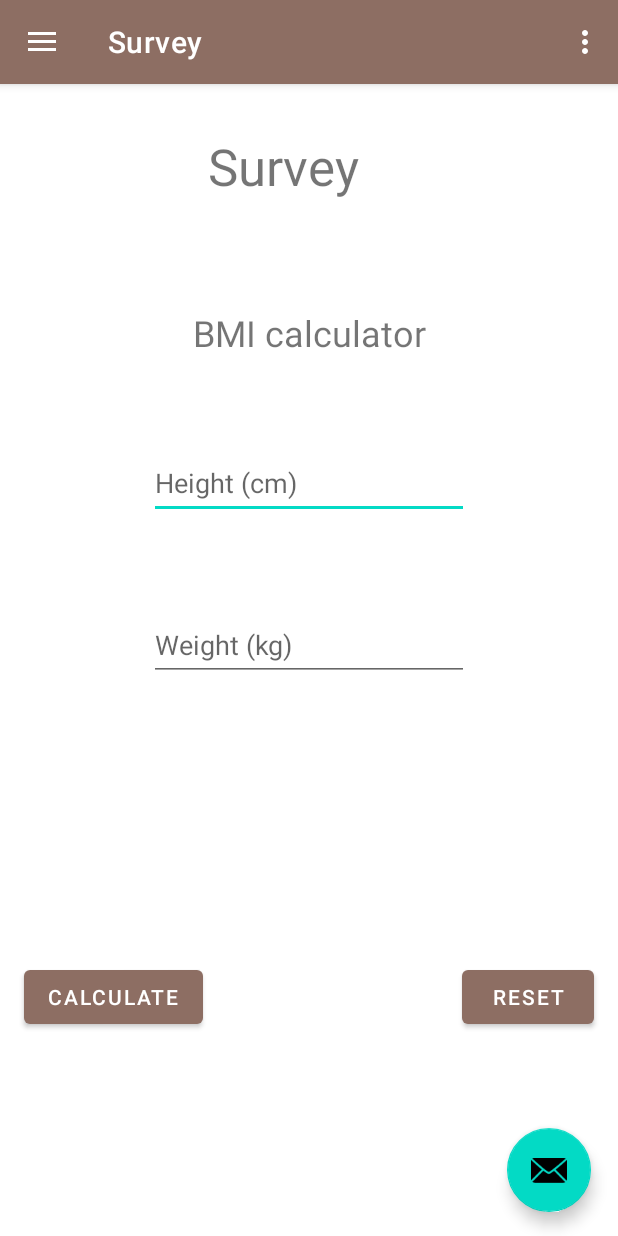
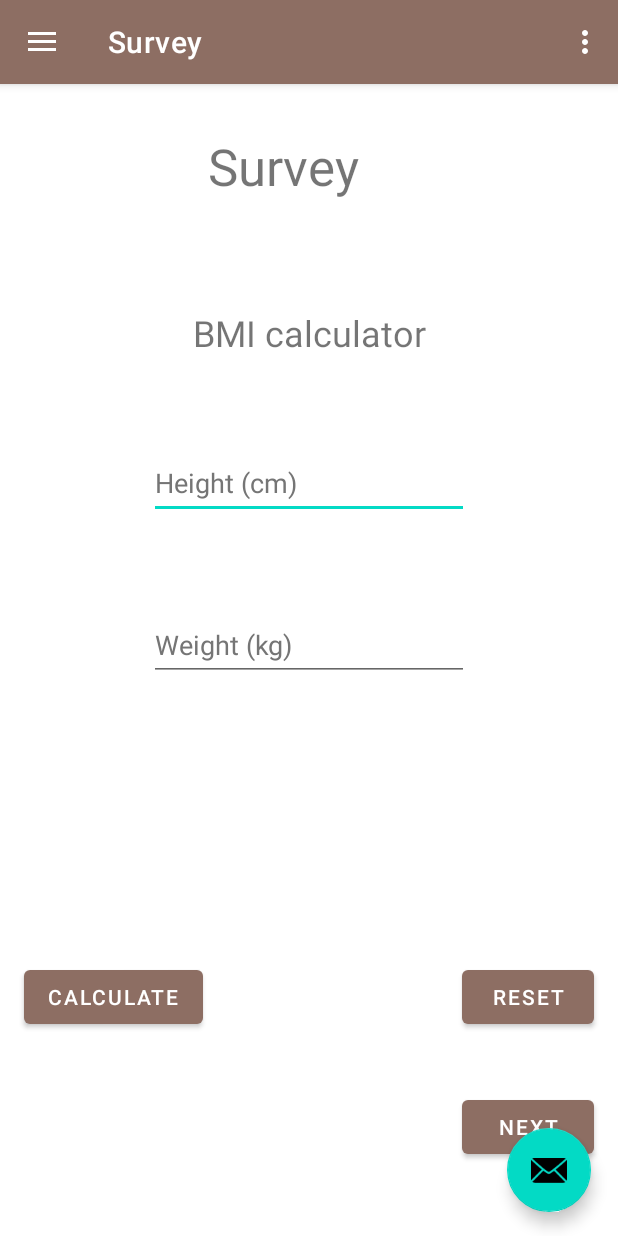
Before and after one commit to zhiiyii/HungerHub, an Android app: the screen it shows after launch (MainActivity), in the side drawer, after a tap on "Survey", on a phone screen of 412 x 824 dp. Run offline under Robolectric (Android 15) with nearby library versions, the phone set to English and light mode, and no system bars; our stand-ins replace navigation-ui.

Commit message:
Fixed Navigation for Survey

```diff
--- a/app/src/main/java/my/edu/tarc/hungerhub/ui/survey/SurveyFragment.kt
+++ b/app/src/main/java/my/edu/tarc/hungerhub/ui/survey/SurveyFragment.kt
@@ -15,20 +15,12 @@ import my.edu.tarc.hungerhub.databinding.ActivityMainBinding
 import my.edu.tarc.hungerhub.databinding.FragmentSurveyBinding
 import kotlin.math.pow
 import androidx.fragment.app.FragmentActivity
+import androidx.navigation.fragment.findNavController
 
 class SurveyFragment : Fragment() {
 
     private var _binding: FragmentSurveyBinding? = null
     private val binding get() = _binding!!
-    private lateinit var heightInput: EditText
-    private lateinit var weightInput: EditText
-    private lateinit var calculateButton: Button
-    private lateinit var resetButton: Button
-    private lateinit var resultText: TextView
-    private lateinit var statusText: TextView
-    private lateinit var nextButton: Button
-
-    private var allInputsFilled = false
 
 
     override fun onCreateView(
@@ -36,88 +28,20 @@ class SurveyFragment : Fragment() {
         container: ViewGroup?,
         savedInstanceState: Bundle?
     ): View? {
-        // Inflate the layout for this fragment
-        val view = inflater.inflate(R.layout.fragment_survey, container, false)
-
-
-        // Initialize the views
-        heightInput = view.findViewById(R.id.editTextNumberHeight)
-        weightInput = view.findViewById(R.id.editTextNumberWeight)
-        calculateButton = view.findViewById(R.id.buttonCalculate)
-        resetButton = view.findViewById(R.id.buttonReset)
-        resultText = view.findViewById(R.id.textViewResult)
-        statusText = view.findViewById(R.id.textViewStatus)
-      //  nextButton = view.findViewById(R.id.imageButtonNext)
-
-        // Set up the input field watchers
-//        heightInput.addTextChangedListener(InputFieldWatcher())
-//        weightInput.addTextChangedListener(InputFieldWatcher())
-
-        // Set up the Next button click listener
-//        nextButton.setOnClickListener {
-//            // Advance to the next page
-//            navigateToNextFragment()
-//        }
-
-        // Set up the button click listener
-        calculateButton.setOnClickListener {
-            calculateBMI()
+        _binding = FragmentSurveyBinding.inflate(inflater, container, false)
+        return binding.root
     }
 
-        resetButton.setOnClickListener{
-            heightInput.setText("")
-            weightInput.setText("")
-            resultText.text = ""
-            statusText.text = ""
-        }
-
-        return view
-//       _binding = FragmentSurveyBinding.inflate(inflater, container, false)
-//       return binding.root
-    }
-
-//    inner class InputFieldWatcher : TextWatcher {
-//        override fun afterTextChanged(s: Editable?) {
-//            // Check if the input field is empty
-//            if (s.isNullOrEmpty()) {
-//                // If the input field is empty, set allInputsFilled to false and disable the Next button
-//                allInputsFilled = false
-//                nextButton.isEnabled = false
-//            } else {
-//                // If the input field is not empty, set allInputsFilled to true and enable the Next button if all input fields are filled out
-//                allInputsFilled = heightInput.text.isNotEmpty() && weightInput.text.isNotEmpty()
-//                nextButton.isEnabled = allInputsFilled
-//            }
-//        }
-//
-//        override fun beforeTextChanged(s: CharSequence?, start: Int, count: Int, after: Int) {
-//            // This method is called before the text in the input field is changed
-//        }
-//
-//        override fun onTextChanged(s: CharSequence?, start: Int, before: Int, count: Int) {
-//            // This method is called when the text in the input field is changed
-//        }
-//    }
-
-//    private fun navigateToNextFragment() {
-//        val fragmentTransaction = supportFragmentManager.beginTransaction()
-//        val nextFragment = SurveyFragment2()
-//        fragmentTransaction.replace(R.id.fragment_container, nextFragment)
-//        fragmentTransaction.addToBackStack(null)
-//        fragmentTransaction.commit()
-//    }
-
-
-
-    private fun calculateBMI() {
-        // Get the user's input
-        val heightStr = heightInput.text.toString()
-        val weightStr = weightInput.text.toString()
+    override fun onViewCreated(view: View, savedInstanceState: Bundle?) {
+        super.onViewCreated(view, savedInstanceState)
+        // Set up the button click listener
+        binding.buttonCalculate.setOnClickListener {
+            val heightStr = binding.editTextNumberHeight.text.toString()
+            val weightStr = binding.editTextNumberWeight.text.toString()
 
             // Validate the input
             if (heightStr.isEmpty() || weightStr.isEmpty()) {
-            resultText.text = "Please enter both height and weight."
-            return
+                binding.textViewResult.text = "Please enter both height and weight."
             }
 
             // Convert the input to numbers
@@ -128,10 +52,23 @@ class SurveyFragment : Fragment() {
             val bmi = (weight / height / height) * 10000
 
             // Display the result
-        resultText.text = "Your BMI is ${"%.2f".format(bmi)}"
-        statusText.text = "Status:  ${messages(bmi)}"
+            binding.textViewResult.text = "Your BMI is " + String.format("%.2f", bmi)
+            binding.textViewStatus.text = "Status: " + messages(bmi)
+        }
 
+        binding.buttonNav2.setOnClickListener {
+            findNavController().navigate(R.id.action_nav_survey_to_surveyFragment2)
         }
+
+
+        binding.buttonReset.setOnClickListener {
+            binding.editTextNumberHeight.setText("")
+            binding.editTextNumberWeight.setText("")
+            binding.textViewResult.text = ""
+            binding.textViewStatus.text = ""
+        }
+    }
+
 
     private fun messages(bmi:Double):String{
         return if (bmi<18.5)
--- a/app/src/main/res/layout/fragment_survey.xml
+++ b/app/src/main/res/layout/fragment_survey.xml
@@ -84,6 +84,7 @@
         android:hint="@string/Height"
         android:inputType="number"
         android:minHeight="48dp"
+        android:textColorHint="#757575"
         app:layout_constraintEnd_toEndOf="parent"
         app:layout_constraintStart_toStartOf="parent"
         app:layout_constraintTop_toBottomOf="@+id/textViewBMI" />
@@ -97,8 +98,22 @@
         android:hint="@string/Weight"
         android:inputType="number"
         android:minHeight="48dp"
+        android:textColorHint="#757575"
         app:layout_constraintEnd_toEndOf="parent"
         app:layout_constraintStart_toStartOf="parent"
         app:layout_constraintTop_toBottomOf="@+id/editTextNumberHeight" />
 
+    <Button
+        android:id="@+id/buttonNav2"
+        android:layout_width="wrap_content"
+        android:layout_height="wrap_content"
+        android:layout_marginTop="8dp"
+        android:layout_marginEnd="16dp"
+        android:layout_marginBottom="8dp"
+        android:text="@string/next"
+        app:layout_constraintBottom_toBottomOf="parent"
+        app:layout_constraintEnd_toEndOf="parent"
+        app:layout_constraintTop_toBottomOf="@+id/buttonReset"
+        app:layout_constraintVertical_bias="0.431" />
+
 </androidx.constraintlayout.widget.ConstraintLayout>
--- a/app/src/main/res/navigation/mobile_navigation.xml
+++ b/app/src/main/res/navigation/mobile_navigation.xml
@@ -14,7 +14,11 @@
     <fragment
         android:id="@+id/nav_survey"
         android:name="my.edu.tarc.hungerhub.ui.survey.SurveyFragment"
-        android:label="@string/menu_survey" />
+        android:label="@string/menu_survey" >
+        <action
+            android:id="@+id/action_nav_survey_to_surveyFragment2"
+            app:destination="@id/surveyFragment2" />
+    </fragment>
 
     <fragment
         android:id="@+id/nav_donation"
@@ -24,4 +28,13 @@
         android:id="@+id/nav_request"
         android:name="my.edu.tarc.hungerhub.ui.request.RequestFragment"
         android:label="@string/menu_request" />
+    <fragment
+        android:id="@+id/surveyFragment2"
+        android:name="my.edu.tarc.hungerhub.ui.survey.SurveyFragment2"
+        android:label="fragment_survey2"
+        tools:layout="@layout/fragment_survey2" >
+        <action
+            android:id="@+id/action_surveyFragment2_to_nav_survey"
+            app:destination="@id/nav_survey" />
+    </fragment>
 </navigation>
--- a/app/src/main/res/values/strings.xml
+++ b/app/src/main/res/values/strings.xml
@@ -71,5 +71,6 @@
     <string name="Status">Status: </string>
     <string name="result">Your BMI is </string>
     <string name="fragment_name">com.example.MyFragment</string>
+    <string name="next">Next</string>
     <string name="hello_blank_fragment">Hello blank fragment</string>
 </resources>
```
Also changed, not shown: app/src/main/res/layout/fragment_survey2.xml (+3 -6 lines). Lines whose indentation alone changed are shown as unchanged.
